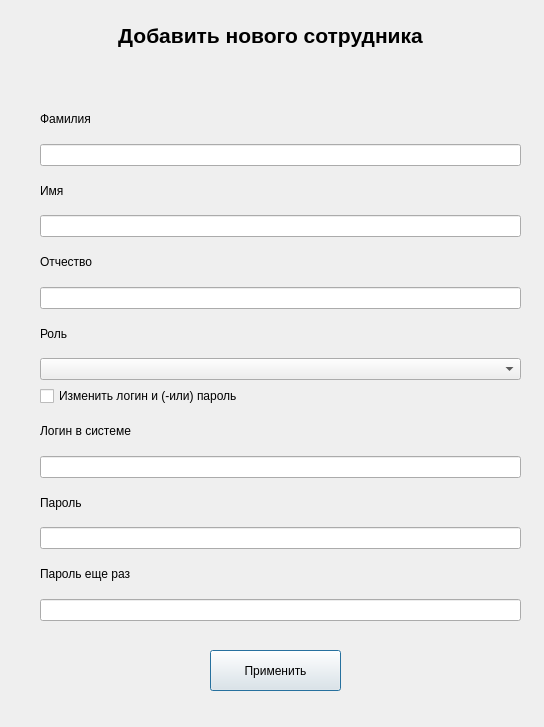
Vittallya/MlApp, file UI/editEmployeeWin.ui: the form before one commit.
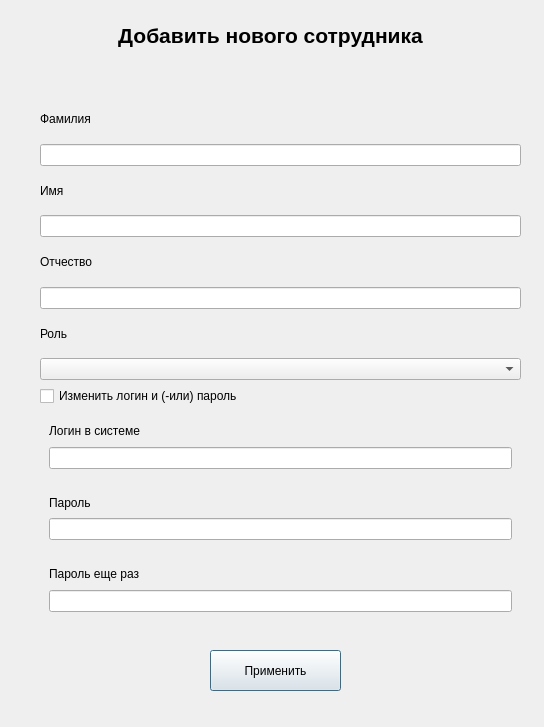
The form after the commit.

What changed in the file:
```diff
--- a/UI/editEmployeeWin.ui
+++ b/UI/editEmployeeWin.ui
@@ -133,6 +133,7 @@
      </widget>
     </item>
     <item>
+     <widget class="QFrame" name="boxLogin_2">
      <layout class="QVBoxLayout" name="boxLogin">
       <item>
        <widget class="QLabel" name="label_4">
@@ -149,8 +150,10 @@
        </widget>
       </item>
      </layout>
+     </widget>
     </item>
     <item>
+     <widget class="QFrame" name="boxPsw_2">
      <layout class="QVBoxLayout" name="boxPsw">
       <item>
        <widget class="QLabel" name="label_5">
@@ -167,8 +170,10 @@
        </widget>
       </item>
      </layout>
+     </widget>
     </item>
     <item>
+     <widget class="QFrame" name="boxPswElse_2">
      <layout class="QVBoxLayout" name="boxPswElse">
       <item>
        <widget class="QLabel" name="label_7">
@@ -185,6 +190,7 @@
        </widget>
       </item>
      </layout>
+     </widget>
     </item>
    </layout>
   </widget>
```
Lines whose indentation alone changed are shown as unchanged.
